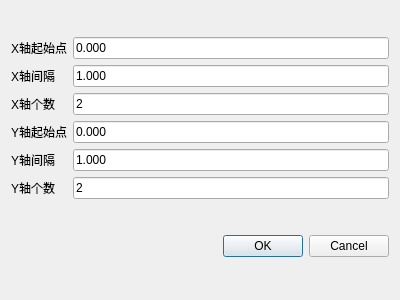
Above: plugins_src/ddjg/pointgeneratorbygrid.ui from zephyrrr/Camotics_modbus before the change. Below: the same form after it.
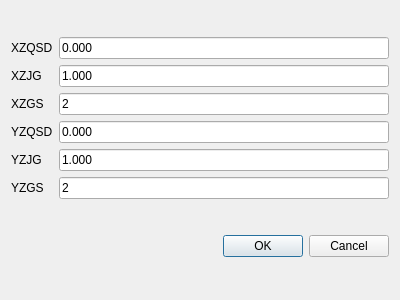
That is the form after the change. Custom widgets are drawn as their Qt base class.

```diff
--- a/plugins_src/ddjg/pointgeneratorbygrid.ui
+++ b/plugins_src/ddjg/pointgeneratorbygrid.ui
@@ -16,42 +16,42 @@
      <item row="5" column="0">
       <widget class="QLabel" name="label_5">
        <property name="text">
-        <string>Y轴个数</string>
+        <string>YZGS</string>
        </property>
       </widget>
      </item>
      <item row="0" column="0">
       <widget class="QLabel" name="label_1">
        <property name="text">
-        <string>X轴起始点</string>
+        <string>XZQSD</string>
        </property>
       </widget>
      </item>
      <item row="2" column="0">
       <widget class="QLabel" name="label_3">
        <property name="text">
-        <string>X轴个数</string>
+        <string>XZGS</string>
        </property>
       </widget>
      </item>
      <item row="3" column="0">
       <widget class="QLabel" name="label_4">
        <property name="text">
-        <string>Y轴起始点</string>
+        <string>YZQSD</string>
        </property>
       </widget>
      </item>
      <item row="1" column="0">
       <widget class="QLabel" name="label_2">
        <property name="text">
-        <string>X轴间隔</string>
+        <string>XZJG</string>
        </property>
       </widget>
      </item>
      <item row="4" column="0">
       <widget class="QLabel" name="label_6">
        <property name="text">
-        <string>Y轴间隔</string>
+        <string>YZJG</string>
        </property>
       </widget>
      </item>
```
Left out of the diff: 5 changed lines with no effect on the pictures.
